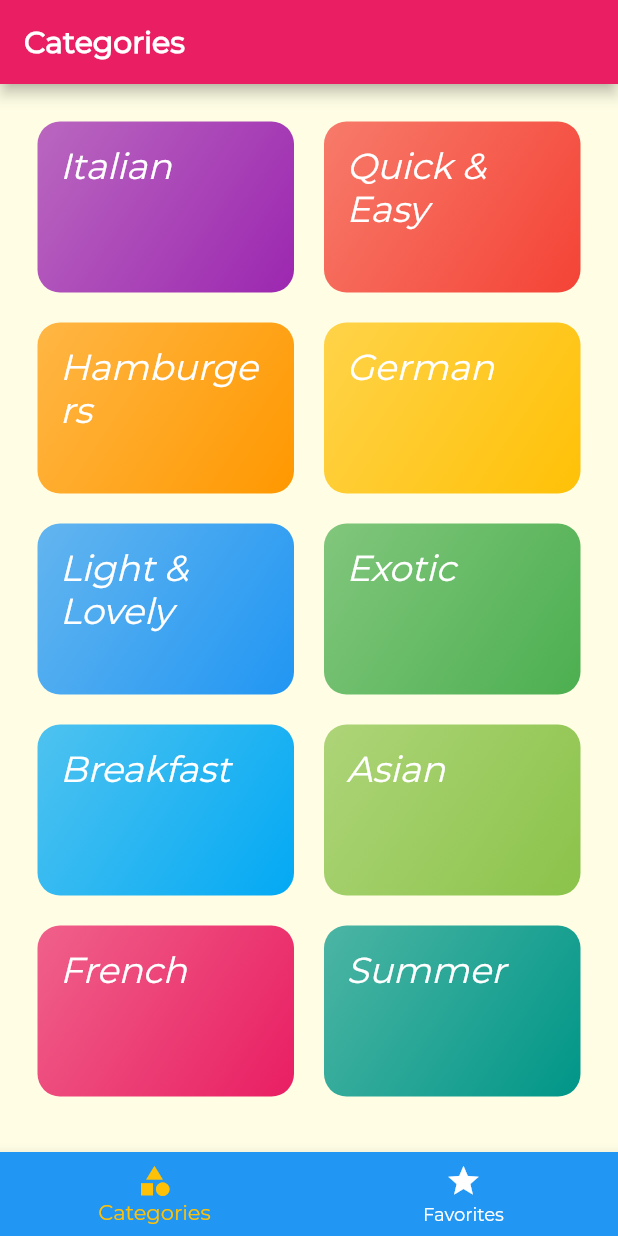
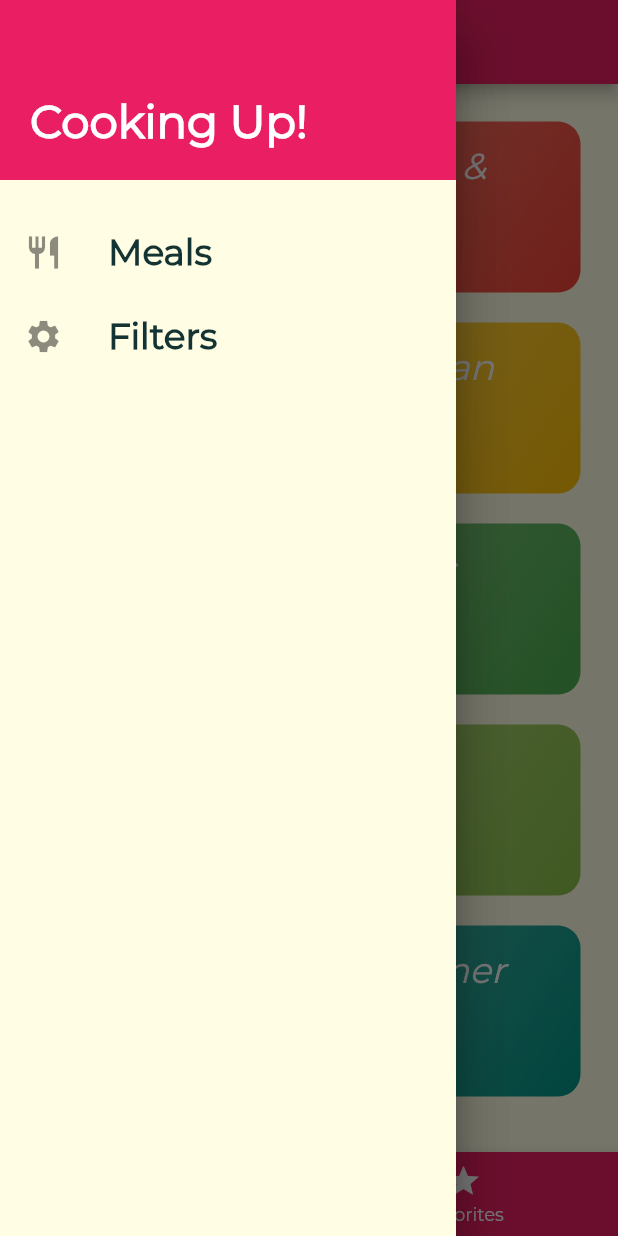
Before and after one commit to MayureshGavai/recipe_book_app, a Flutter app: the screen it shows after launch, with the side drawer open (before the commit the screen has no drawer), on a phone screen of 412 x 824 dp. Run offline on Flutter 3.47's test engine with Material 2 defaults, Android fonts, the phone set to English and light mode, and no system bars.

Commit message:
Drawer added

```diff
--- a/lib/main.dart
+++ b/lib/main.dart
@@ -1,4 +1,5 @@
 import 'package:flutter/material.dart';
+import '../screens/filters.dart';
 import '../screens/meal_detail.dart';
 import '../screens/tabs_screen.dart';
 import './screens/category_meals.dart';
@@ -16,7 +17,8 @@ class MyApp extends StatelessWidget {
     return MaterialApp(
       title: 'recipe_app',
       debugShowCheckedModeBanner: false,
-      theme: ThemeData(canvasColor: Color.fromRGBO(255, 254, 229, 1),
+      theme: ThemeData(
+        canvasColor: Color.fromRGBO(255, 254, 229, 1),
         fontFamily: 'Montserrat',
         textTheme: ThemeData.light().textTheme.copyWith(
             bodyLarge: TextStyle(
@@ -29,14 +31,17 @@ class MyApp extends StatelessWidget {
               fontSize: 20,
               fontFamily: 'Montserrat',
               fontWeight: FontWeight.bold,
-            )), colorScheme: ColorScheme.fromSwatch(primarySwatch: Colors.pink).copyWith(secondary: Colors.amber),
+            )),
+        colorScheme: ColorScheme.fromSwatch(primarySwatch: Colors.pink)
+            .copyWith(secondary: Colors.amber),
       ),
       // home: HomePage(),
       initialRoute: '/',
       routes: {
         '/': (context) => TabsScreen(),
         CategoryMeal.routeName: (context) => CategoryMeal(),
-        MealDetail.routeName : (context) => MealDetail(),
+        MealDetail.routeName: (context) => MealDetail(),
+        FilterScreen.routeName: (context) => FilterScreen(),
       },
     );
   }
--- /dev/null
+++ b/lib/screens/filters.dart
@@ -0,0 +1,12 @@
+import 'package:flutter/material.dart';
+
+class FilterScreen extends StatelessWidget {
+  static const routeName = '/fiters';
+
+  @override
+  Widget build(BuildContext context) {
+    return Scaffold(
+      body: Text('data'),
+    );
+  }
+}
--- a/lib/screens/tabs_screen.dart
+++ b/lib/screens/tabs_screen.dart
@@ -51,6 +51,7 @@
 // }
 
 import 'package:flutter/material.dart';
+import '../widgets/main_drawer.dart';
 
 import './favourites.dart';
 import './categories.dart';
@@ -85,12 +86,15 @@ class _TabsScreenState extends State<TabsScreen> {
       appBar: AppBar(
         title: Text(_pages[_selectedPageIndex]['title']),
       ),
+      drawer: Drawer(
+        child: MainDrawer(),
+      ),
       body: _pages[_selectedPageIndex]['page'],
       bottomNavigationBar: BottomNavigationBar(
         onTap: _selectPage,
-        backgroundColor: Theme.of(context).primaryColor,
+        backgroundColor: Colors.pink,
         unselectedItemColor: Colors.white,
-        selectedItemColor: Theme.of(context).accentColor,
+        selectedItemColor: Colors.amber,
         currentIndex: _selectedPageIndex,
         // type: BottomNavigationBarType.fixed,
         items: [
--- /dev/null
+++ b/lib/widgets/main_drawer.dart
@@ -0,0 +1,112 @@
+// import 'package:flutter/material.dart';
+// import '../screens/filters.dart';
+
+// class MainDrawer extends StatelessWidget {
+//   Widget buildListTile(String title, IconData icon, Function tapHandler) {
+//     return ListTile(
+//       leading: Icon(
+//         icon,
+//         size: 26,
+//       ),
+//       title: Text(
+//         '$title',
+//         style: TextStyle(fontSize: 24, fontWeight: FontWeight.bold),
+//       ),
+//       onTap: tapHandler(),
+//     );
+//   }
+
+//   @override
+//   Widget build(BuildContext context) {
+//     return Drawer(
+//       child: Column(children: <Widget>[
+//         Container(
+//           height: 100,
+//           width: double.infinity,
+//           padding: EdgeInsets.all(20.0),
+//           color: Colors.pinkAccent,
+//           alignment: Alignment.bottomLeft,
+//           child: Text(
+//             'Cooking Up!',
+//             style: TextStyle(
+//                 fontWeight: FontWeight.w900,
+//                 fontFamily: 'Montserrat',
+//                 fontSize: 20,
+//                 fontStyle: FontStyle.italic,
+//                 color: Colors.white),
+//           ),
+//         ),
+//         SizedBox(
+//           height: 20,
+//         ),
+//         buildListTile('Meals', Icons.restaurant, () {
+//           //Navigator.of(context).pushNamed('/');
+//           Navigator.of(context).pushReplacementNamed('/');
+//         }),
+//         buildListTile('Settings', Icons.settings, () {
+//           Navigator.of(context).pushReplacementNamed(FilterScreen.routeName);
+//         }),
+//       ]),
+//     );
+//   }
+// }
+
+import 'package:flutter/material.dart';
+import 'package:recipe_app/screens/tabs_screen.dart';
+
+import '../screens/filters.dart';
+
+class MainDrawer extends StatelessWidget {
+  const MainDrawer({super.key});
+
+  Widget buildListTile(String title, IconData icon, Function tapHandler) {
+    return ListTile(
+      leading: Icon(
+        icon,
+        size: 26,
+      ),
+      title: Text(
+        title,
+        style: TextStyle(
+//          fontFamily: 'RobotoCondensed',
+          fontSize: 24,
+          fontWeight: FontWeight.bold,
+        ),
+      ),
+      onTap: tapHandler(),
+    );
+  }
+
+  @override
+  Widget build(BuildContext context) {
+    return Drawer(
+      child: Column(
+        children: <Widget>[
+          Container(
+            height: 120,
+            width: double.infinity,
+            padding: EdgeInsets.all(20),
+            alignment: Alignment.bottomLeft,
+            color: Colors.pink,
+            child: Text(
+              'Cooking Up!',
+              style: TextStyle(
+                  fontWeight: FontWeight.w900,
+                  fontSize: 30,
+                  color: Colors.white),
+            ),
+          ),
+          SizedBox(
+            height: 20,
+          ),
+          buildListTile('Meals', Icons.restaurant, () {
+            //  Navigator.of(context).pushReplacementNamed('/');
+          }),
+          buildListTile('Filters', Icons.settings, () {
+            //  Navigator.of(context).pushReplacementNamed(FilterScreen.routeName);
+          }),
+        ],
+      ),
+    );
+  }
+}
```
Also changed, not shown: 3 other files.
